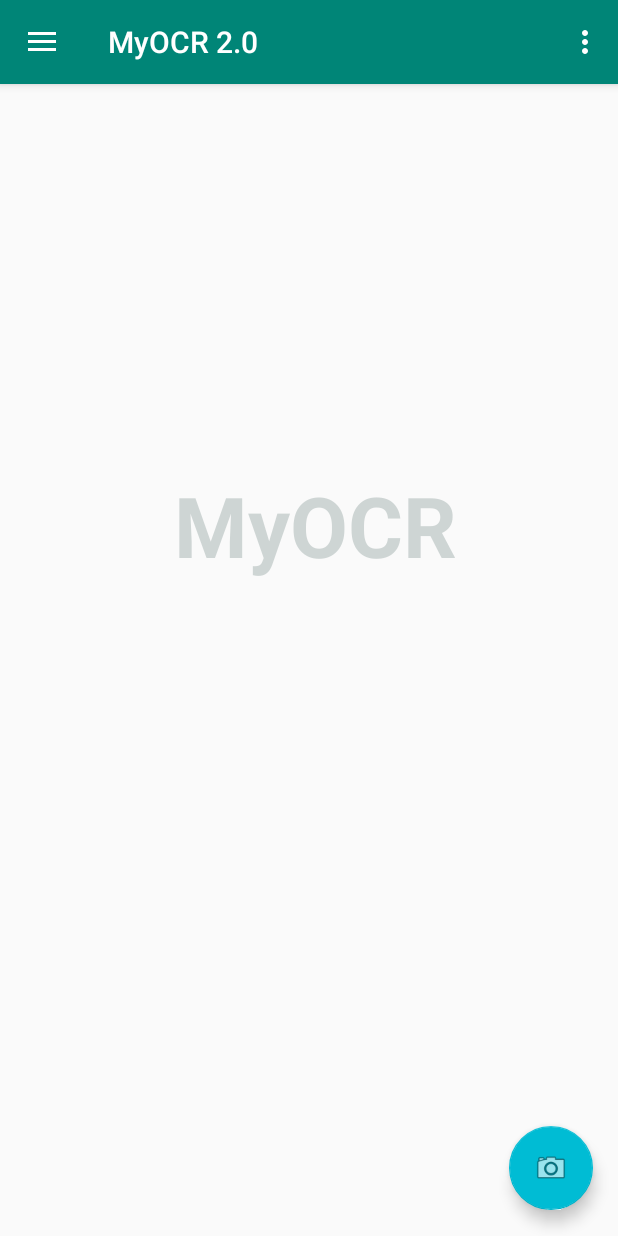
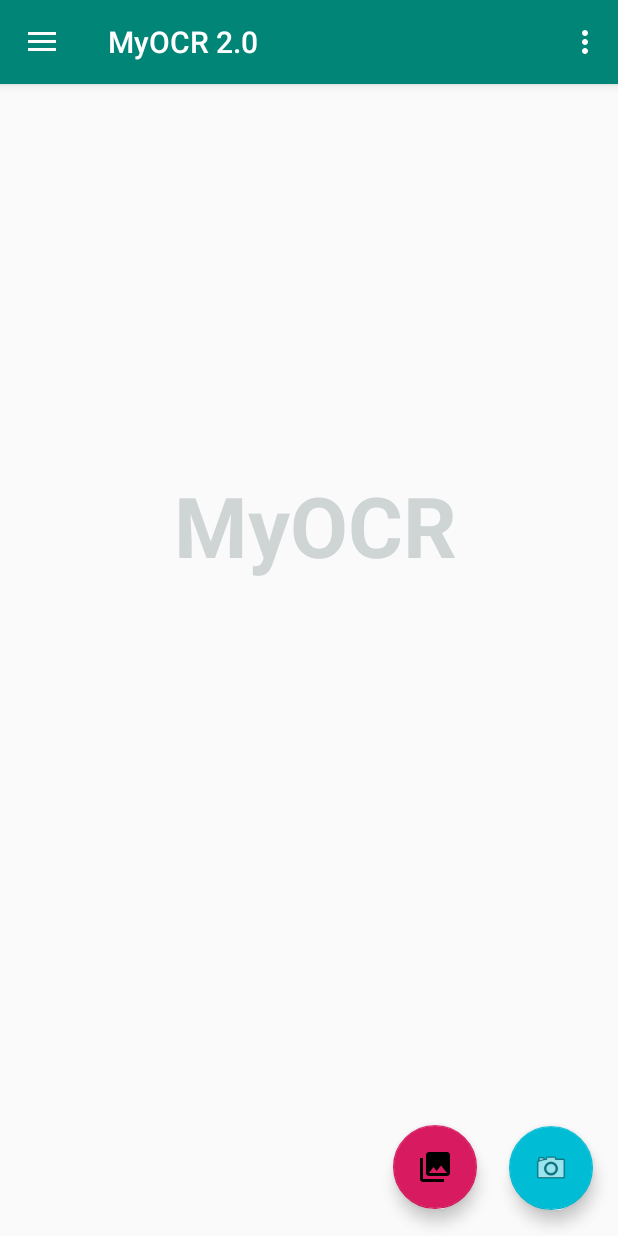
Before and after one commit to ktanqwerty/MyOCR, an Android app: the screen it shows after launch (MainActivity), after a tap on an icon or button, on a phone screen of 412 x 824 dp. Run offline under Robolectric (Android 15) with nearby library versions, the phone set to English and light mode, and no system bars.

Commit message:
gallery is updated

```diff
--- a/app/src/main/java/com/example/myocr20/MainActivity.java
+++ b/app/src/main/java/com/example/myocr20/MainActivity.java
@@ -1,6 +1,7 @@
 package com.example.myocr20;
 
 import android.Manifest;
+import android.app.Activity;
 import android.content.Intent;
 import android.content.pm.PackageManager;
 import android.graphics.Bitmap;
@@ -27,14 +28,19 @@ import androidx.appcompat.app.AppCompatActivity;
 import androidx.appcompat.widget.Toolbar;
 
 import android.view.Menu;
+import android.widget.Button;
 import android.widget.ImageView;
 
 public class MainActivity extends AppCompatActivity
         implements NavigationView.OnNavigationItemSelectedListener {
     FloatingActionButton open_camera;
+    FloatingActionButton gallery;
     ImageView imageView;
     private static final String TAG = "SearchActivity";
-    private static final int REQUEST_CODE = 1;
+    private static final int CAMERA_REQUEST_CODE = 1;
+    private static final int IMAGE_PICK= 1000;
+    private static final int PERMISSION_CODE = 1001;
+    private static final int GALLERY_REQUEST_CODE = 2;
     String[] permissions = {Manifest.permission.CAMERA, Manifest.permission.WRITE_EXTERNAL_STORAGE};
 
 
@@ -56,20 +62,31 @@ public class MainActivity extends AppCompatActivity
         //camera
 
         open_camera = (FloatingActionButton) findViewById(R.id.floatingActionButton);
+        gallery = (FloatingActionButton) findViewById(R.id.gallery);
 
 
         Log.d(TAG, "verify Permission: Asking user for permission");
         if (ContextCompat.checkSelfPermission(this.getApplicationContext(), permissions[0]) != PackageManager
                 .PERMISSION_GRANTED && ContextCompat.checkSelfPermission(this.getApplicationContext(), permissions[1]) != PackageManager
                 .PERMISSION_GRANTED) {
-            ActivityCompat.requestPermissions(MainActivity.this, permissions, REQUEST_CODE);
+            ActivityCompat.requestPermissions(MainActivity.this, permissions, CAMERA_REQUEST_CODE);
+            ActivityCompat.requestPermissions(MainActivity.this, permissions, 2);
         }
 
         open_camera.setOnClickListener(new View.OnClickListener() {
             @Override
             public void onClick(View view) {
                 Intent intent = new Intent(android.provider.MediaStore.ACTION_IMAGE_CAPTURE);
-                startActivityForResult(intent, 7);
+                startActivityForResult(intent, CAMERA_REQUEST_CODE);
+            }
+        });
+
+        gallery.setOnClickListener(new View.OnClickListener() {
+            @Override
+            public void onClick(View view) {
+                Intent intentn = new Intent(Intent.ACTION_PICK);
+                intentn.setType("image/*");
+                startActivityForResult(intentn.createChooser(intentn,"SELECT IMAGE"),GALLERY_REQUEST_CODE);
             }
         });
 
@@ -132,11 +149,20 @@ public class MainActivity extends AppCompatActivity
     protected void onActivityResult(int requestCode, int resultCode, Intent data) {
 
         super.onActivityResult(requestCode, resultCode, data);
-        if (requestCode == 7 && resultCode == RESULT_OK) {
-            Bitmap bitmapImage = (Bitmap) data.getExtras().get("data");
-            Intent   camintent= new Intent(MainActivity.this,ImageText.class);
-            camintent.putExtra("bitmap", bitmapImage);
-            startActivity(camintent);
+        if (resultCode == RESULT_OK ){
+                if(requestCode == CAMERA_REQUEST_CODE) {
+                    Bitmap bitmapImage1 = (Bitmap) data.getExtras().get("data");
+                    Intent   camintent1= new Intent(MainActivity.this,ImageText.class);
+                    camintent1.putExtra("bitmap", bitmapImage1);
+                    startActivity(camintent1);
+                }
+                else if(requestCode == GALLERY_REQUEST_CODE ){
+                    Log.i("nice","gallery is working");
+                }
+
+
+
+
 
         }
 
--- a/app/src/main/res/layout/content_main.xml
+++ b/app/src/main/res/layout/content_main.xml
@@ -51,5 +51,22 @@
         app:layout_constraintVertical_bias="0.442"
         tools:visibility="visible" />
 
+    <com.google.android.material.floatingactionbutton.FloatingActionButton
+        android:id="@+id/gallery"
+        android:layout_width="wrap_content"
+        android:layout_height="wrap_content"
+        android:layout_marginStart="8dp"
+        android:layout_marginTop="8dp"
+        android:layout_marginEnd="8dp"
+        android:layout_marginBottom="8dp"
+        android:clickable="true"
+        app:layout_constraintBottom_toBottomOf="parent"
+        app:layout_constraintEnd_toEndOf="@+id/floatingActionButton"
+        app:layout_constraintHorizontal_bias="0.786"
+        app:layout_constraintStart_toStartOf="parent"
+        app:layout_constraintTop_toTopOf="parent"
+        app:layout_constraintVertical_bias="0.987"
+        app:srcCompat="@drawable/ic_menu_gallery" />
+
 
 </androidx.constraintlayout.widget.ConstraintLayout>
```
